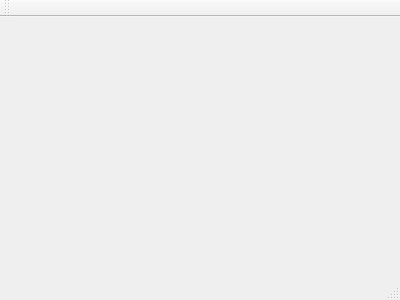
This is source/TradingSimulator/mainwindow.ui in VSahanaa/LO21_TrandingSimulator as Qt 5 draws it before an edit. The edited form follows.
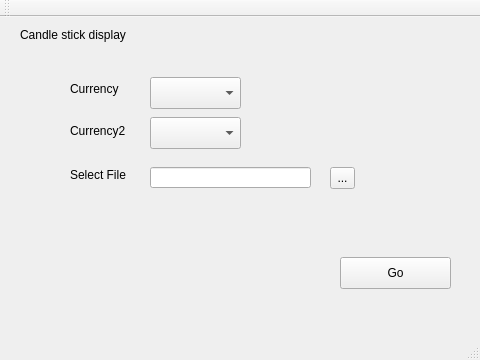
This is the edited form. The open tabs and pages were chosen to show the change.

Patch:
```diff
--- a/source/TradingSimulator/mainwindow.ui
+++ b/source/TradingSimulator/mainwindow.ui
@@ -1,24 +1,287 @@
 <ui version="4.0">
  <class>MainWindow</class>
- <widget class="QMainWindow" name="MainWindow" >
-  <property name="geometry" >
+ <widget class="QMainWindow" name="MainWindow">
+  <property name="geometry">
    <rect>
     <x>0</x>
     <y>0</y>
-    <width>400</width>
-    <height>300</height>
+    <width>480</width>
+    <height>360</height>
    </rect>
   </property>
-  <property name="windowTitle" >
-   <string>MainWindow</string>
+  <property name="sizePolicy">
+   <sizepolicy hsizetype="Fixed" vsizetype="Fixed">
+    <horstretch>0</horstretch>
+    <verstretch>0</verstretch>
+   </sizepolicy>
   </property>
-  <widget class="QMenuBar" name="menuBar" />
-  <widget class="QToolBar" name="mainToolBar" />
-  <widget class="QWidget" name="centralWidget" />
-  <widget class="QStatusBar" name="statusBar" />
+  <property name="windowTitle">
+   <string>Trading Simulator</string>
+  </property>
+  <widget class="QWidget" name="centralWidget">
+   <property name="sizePolicy">
+    <sizepolicy hsizetype="Fixed" vsizetype="Fixed">
+     <horstretch>0</horstretch>
+     <verstretch>0</verstretch>
+    </sizepolicy>
+   </property>
+   <widget class="QStackedWidget" name="stackedPages">
+    <property name="geometry">
+     <rect>
+      <x>0</x>
+      <y>0</y>
+      <width>480</width>
+      <height>298</height>
+     </rect>
+    </property>
+    <property name="sizePolicy">
+     <sizepolicy hsizetype="Fixed" vsizetype="Fixed">
+      <horstretch>0</horstretch>
+      <verstretch>0</verstretch>
+     </sizepolicy>
+    </property>
+    <widget class="QWidget" name="Welcome">
+     <property name="sizePolicy">
+      <sizepolicy hsizetype="Fixed" vsizetype="Fixed">
+       <horstretch>0</horstretch>
+       <verstretch>0</verstretch>
+      </sizepolicy>
+     </property>
+     <widget class="QPushButton" name="enter">
+      <property name="geometry">
+       <rect>
+        <x>300</x>
+        <y>240</y>
+        <width>111</width>
+        <height>32</height>
+       </rect>
+      </property>
+      <property name="text">
+       <string>Continue</string>
+      </property>
+     </widget>
+     <widget class="QLabel" name="label">
+      <property name="geometry">
+       <rect>
+        <x>180</x>
+        <y>80</y>
+        <width>101</width>
+        <height>51</height>
+       </rect>
+      </property>
+      <property name="text">
+       <string>Welcome</string>
+      </property>
+      <property name="textFormat">
+       <enum>Qt::PlainText</enum>
+      </property>
+      <property name="scaledContents">
+       <bool>false</bool>
+      </property>
+      <property name="margin">
+       <number>20</number>
+      </property>
+     </widget>
+    </widget>
+    <widget class="QWidget" name="MainMenu">
+     <property name="sizePolicy">
+      <sizepolicy hsizetype="Fixed" vsizetype="Fixed">
+       <horstretch>0</horstretch>
+       <verstretch>0</verstretch>
+      </sizepolicy>
+     </property>
+     <widget class="QPushButton" name="Funct1">
+      <property name="geometry">
+       <rect>
+        <x>80</x>
+        <y>10</y>
+        <width>140</width>
+        <height>140</height>
+       </rect>
+      </property>
+      <property name="text">
+       <string>Funct1</string>
+      </property>
+     </widget>
+     <widget class="QPushButton" name="Funct2">
+      <property name="geometry">
+       <rect>
+        <x>260</x>
+        <y>10</y>
+        <width>140</width>
+        <height>140</height>
+       </rect>
+      </property>
+      <property name="text">
+       <string>Funct2</string>
+      </property>
+     </widget>
+     <widget class="QPushButton" name="Funct3">
+      <property name="geometry">
+       <rect>
+        <x>80</x>
+        <y>150</y>
+        <width>140</width>
+        <height>140</height>
+       </rect>
+      </property>
+      <property name="text">
+       <string>Funct3</string>
+      </property>
+     </widget>
+     <widget class="QPushButton" name="Funct4">
+      <property name="geometry">
+       <rect>
+        <x>260</x>
+        <y>150</y>
+        <width>140</width>
+        <height>140</height>
+       </rect>
+      </property>
+      <property name="text">
+       <string>Funct4</string>
+      </property>
+     </widget>
+    </widget>
+    <widget class="QWidget" name="Display">
+     <property name="sizePolicy">
+      <sizepolicy hsizetype="Fixed" vsizetype="Fixed">
+       <horstretch>0</horstretch>
+       <verstretch>0</verstretch>
+      </sizepolicy>
+     </property>
+     <widget class="QPushButton" name="Show">
+      <property name="geometry">
+       <rect>
+        <x>340</x>
+        <y>240</y>
+        <width>111</width>
+        <height>32</height>
+       </rect>
+      </property>
+      <property name="text">
+       <string>Go</string>
+      </property>
+     </widget>
+     <widget class="QLabel" name="label_2">
+      <property name="geometry">
+       <rect>
+        <x>70</x>
+        <y>150</y>
+        <width>81</width>
+        <height>16</height>
+       </rect>
+      </property>
+      <property name="text">
+       <string>Select File</string>
+      </property>
+     </widget>
+     <widget class="QToolButton" name="searchFile">
+      <property name="geometry">
+       <rect>
+        <x>330</x>
+        <y>150</y>
+        <width>25</width>
+        <height>22</height>
+       </rect>
+      </property>
+      <property name="text">
+       <string>...</string>
+      </property>
+     </widget>
+     <widget class="QLineEdit" name="filePath">
+      <property name="geometry">
+       <rect>
+        <x>150</x>
+        <y>150</y>
+        <width>161</width>
+        <height>21</height>
+       </rect>
+      </property>
+     </widget>
+     <widget class="QLabel" name="label_3">
+      <property name="geometry">
+       <rect>
+        <x>70</x>
+        <y>64</y>
+        <width>57</width>
+        <height>16</height>
+       </rect>
+      </property>
+      <property name="text">
+       <string>Currency</string>
+      </property>
+     </widget>
+     <widget class="QLabel" name="label_4">
+      <property name="geometry">
+       <rect>
+        <x>70</x>
+        <y>106</y>
+        <width>71</width>
+        <height>16</height>
+       </rect>
+      </property>
+      <property name="text">
+       <string>Currency2</string>
+      </property>
+     </widget>
+     <widget class="QLabel" name="label_5">
+      <property name="geometry">
+       <rect>
+        <x>20</x>
+        <y>10</y>
+        <width>121</width>
+        <height>16</height>
+       </rect>
+      </property>
+      <property name="text">
+       <string>Candle stick display</string>
+      </property>
+     </widget>
+     <widget class="QComboBox" name="currency1">
+      <property name="geometry">
+       <rect>
+        <x>150</x>
+        <y>60</y>
+        <width>91</width>
+        <height>32</height>
+       </rect>
+      </property>
+     </widget>
+     <widget class="QComboBox" name="currency2">
+      <property name="geometry">
+       <rect>
+        <x>150</x>
+        <y>100</y>
+        <width>91</width>
+        <height>32</height>
+       </rect>
+      </property>
+     </widget>
+    </widget>
+   </widget>
+  </widget>
+  <widget class="QMenuBar" name="menuBar">
+   <property name="geometry">
+    <rect>
+     <x>0</x>
+     <y>0</y>
+     <width>480</width>
+     <height>22</height>
+    </rect>
+   </property>
+  </widget>
+  <widget class="QToolBar" name="mainToolBar">
+   <attribute name="toolBarArea">
+    <enum>TopToolBarArea</enum>
+   </attribute>
+   <attribute name="toolBarBreak">
+    <bool>false</bool>
+   </attribute>
+  </widget>
+  <widget class="QStatusBar" name="statusBar"/>
  </widget>
- <layoutDefault spacing="6" margin="11" />
- <pixmapfunction></pixmapfunction>
+ <layoutdefault spacing="6" margin="11"/>
  <resources/>
  <connections/>
 </ui>
```
Left out of the diff: 1 changed line with no effect on the pictures.
